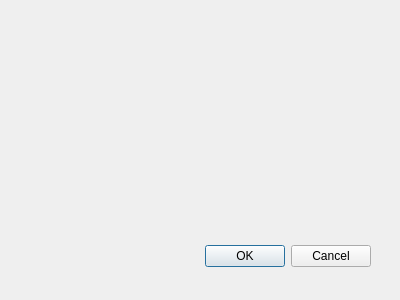
The window that qgis/firemodule/FireModule_dialog_base.ui (fdobad/fire2gui) describes before a commit, drawn with Qt 5.
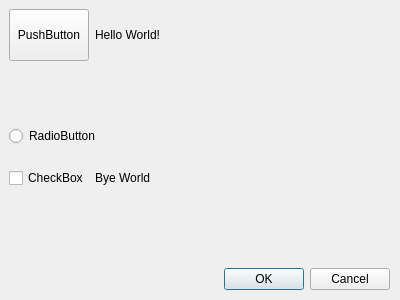
The same window after the commit. Custom widgets are drawn as their Qt base class.

Diff of the .ui file:
```diff
--- a/qgis/firemodule/FireModule_dialog_base.ui
+++ b/qgis/firemodule/FireModule_dialog_base.ui
@@ -12,23 +12,115 @@
   <property name="windowTitle" >
    <string>FireName</string>
   </property>
-  <widget class="QDialogButtonBox" name="button_box" >
-   <property name="geometry" >
+  <widget class="QWidget" name="formLayoutWidget">
+   <property name="geometry">
     <rect>
-     <x>30</x>
-     <y>240</y>
-     <width>341</width>
-     <height>32</height>
+     <x>9</x>
+     <y>9</y>
+     <width>381</width>
+     <height>281</height>
     </rect>
    </property>
-   <property name="orientation" >
-    <enum>Qt::Horizontal</enum>
-   </property>
-   <property name="standardButtons" >
-    <set>QDialogButtonBox::Cancel|QDialogButtonBox::Ok</set>
-   </property>
+   <layout class="QFormLayout" name="formLayout">
+    <item row="0" column="0">
+     <widget class="QPushButton" name="pushButton">
+      <property name="sizePolicy">
+       <sizepolicy hsizetype="Expanding" vsizetype="Expanding">
+        <horstretch>0</horstretch>
+        <verstretch>0</verstretch>
+       </sizepolicy>
+      </property>
+      <property name="text">
+       <string>PushButton</string>
+      </property>
+     </widget>
+    </item>
+    <item row="0" column="1">
+     <widget class="QLabel" name="label_1">
+      <property name="sizePolicy">
+       <sizepolicy hsizetype="Expanding" vsizetype="Expanding">
+        <horstretch>0</horstretch>
+        <verstretch>0</verstretch>
+       </sizepolicy>
+      </property>
+      <property name="text">
+       <string>Hello World!</string>
+      </property>
+     </widget>
+    </item>
+    <item row="1" column="0" colspan="2">
+     <widget class="QgsFileWidget" name="mQgsFileWidget_1">
+      <property name="sizePolicy">
+       <sizepolicy hsizetype="Expanding" vsizetype="Expanding">
+        <horstretch>0</horstretch>
+        <verstretch>0</verstretch>
+       </sizepolicy>
+      </property>
+     </widget>
+    </item>
+    <item row="5" column="0">
+     <widget class="QCheckBox" name="checkBox">
+      <property name="sizePolicy">
+       <sizepolicy hsizetype="Expanding" vsizetype="Expanding">
+        <horstretch>0</horstretch>
+        <verstretch>0</verstretch>
+       </sizepolicy>
+      </property>
+      <property name="text">
+       <string>CheckBox</string>
+      </property>
+     </widget>
+    </item>
+    <item row="5" column="1">
+     <widget class="QLabel" name="label_2">
+      <property name="sizePolicy">
+       <sizepolicy hsizetype="Expanding" vsizetype="Expanding">
+        <horstretch>0</horstretch>
+        <verstretch>0</verstretch>
+       </sizepolicy>
+      </property>
+      <property name="text">
+       <string>Bye World</string>
+      </property>
+     </widget>
+    </item>
+    <item row="6" column="0" colspan="2">
+     <widget class="QgsFileWidget" name="mQgsFileWidget_2">
+      <property name="sizePolicy">
+       <sizepolicy hsizetype="Expanding" vsizetype="Expanding">
+        <horstretch>0</horstretch>
+        <verstretch>0</verstretch>
+       </sizepolicy>
+      </property>
+     </widget>
+    </item>
+    <item row="7" column="1">
+     <widget class="QDialogButtonBox" name="button_box">
+      <property name="orientation">
+       <enum>Qt::Horizontal</enum>
+      </property>
+      <property name="standardButtons">
+       <set>QDialogButtonBox::Cancel|QDialogButtonBox::Ok</set>
+      </property>
+     </widget>
+    </item>
+    <item row="4" column="0" colspan="2">
+     <widget class="QRadioButton" name="radioButton">
+      <property name="text">
+       <string>RadioButton</string>
+      </property>
+     </widget>
+    </item>
+   </layout>
   </widget>
  </widget>
+ <customwidgets>
+  <customwidget>
+   <class>QgsFileWidget</class>
+   <extends>QWidget</extends>
+   <header>qgsfilewidget.h</header>
+  </customwidget>
+ </customwidgets>
  <resources/>
  <connections>
   <connection>
```
Left out of the diff: 33 changed lines with no effect on the pictures.
